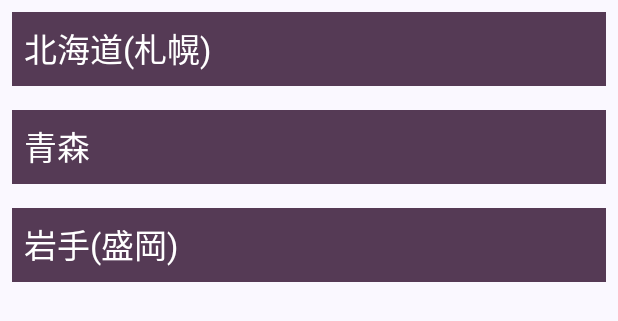
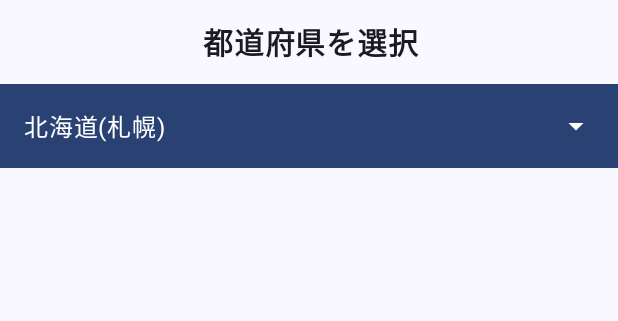
Before and after one commit to itc-s22002/Android2, an Android app built with Jetpack Compose: the @Preview function SelectGenerationScenePreview, on a phone screen of 412 x 824 dp. Shown: the top 321 px of the screen. Run offline under Robolectric (Android 15) with nearby library versions, the light colour scheme and no system bars; pictures from the network do not load.

Commit message:
とりあえず完成

```diff
--- a/WeatherMap/app/build.gradle.kts
+++ b/WeatherMap/app/build.gradle.kts
@@ -28,10 +28,10 @@ android {
                 getDefaultProguardFile("proguard-android-optimize.txt"),
                 "proguard-rules.pro"
             )
-            buildConfigField("String", "API_ID", "\"${findProperty("api.id") ?: ""}\"")
+            buildConfigField("String", "API_KEY", "\"${project.findProperty("API_KEY")}\"")
         }
         debug {
-            buildConfigField("String", "API_ID", "\"${findProperty("api.id") ?: ""}\"")
+            buildConfigField("String", "API_KEY", "\"${project.findProperty("API_KEY")}\"")
         }
     }
     compileOptions {
--- a/WeatherMap/app/src/main/AndroidManifest.xml
+++ b/WeatherMap/app/src/main/AndroidManifest.xml
@@ -1,6 +1,8 @@
 <?xml version="1.0" encoding="utf-8"?>
 <manifest xmlns:android="http://schemas.android.com/apk/res/android"
     xmlns:tools="http://schemas.android.com/tools">
+
+    <uses-permission android:name="android.permission.INTERNET" />
 
     <application
         android:allowBackup="true"
--- a/WeatherMap/app/src/main/java/jp/ac/it_college/std/s22002/weathermap/MainActivity.kt
+++ b/WeatherMap/app/src/main/java/jp/ac/it_college/std/s22002/weathermap/MainActivity.kt
@@ -10,6 +10,7 @@ import androidx.compose.material3.Text
 import androidx.compose.runtime.Composable
 import androidx.compose.ui.Modifier
 import androidx.compose.ui.tooling.preview.Preview
+import jp.ac.it_college.std.s22002.weathermap.city.SelectCityScene
 import jp.ac.it_college.std.s22002.weathermap.ui.theme.WeatherMapTheme
 
 class MainActivity : ComponentActivity() {
@@ -18,7 +19,7 @@ class MainActivity : ComponentActivity() {
         setContent {
             WeatherMapTheme {
                 // A surface container using the 'background' color from the theme
-                WeatherMapNavigation()
+                SelectCityScene()
             }
         }
     }
--- a/WeatherMap/app/src/main/java/jp/ac/it_college/std/s22002/weathermap/api/CityGroup.kt
+++ b/WeatherMap/app/src/main/java/jp/ac/it_college/std/s22002/weathermap/api/CityGroup.kt
@@ -1,9 +1,10 @@
 package jp.ac.it_college.std.s22002.weathermap.api
 
+import io.ktor.client.HttpClient
 import io.ktor.client.call.body
 import jp.ac.it_college.std.s22002.weathermap.api.model.WeatherList
 object CityGroup {
-    suspend fun getCityWeather(gen: Int): WeatherList{
-        return Client.get("id=$gen").body()
+    suspend fun getCityWeather(gen: String): WeatherList{
+        return Client.get(gen).body()
     }
 }
--- a/WeatherMap/app/src/main/java/jp/ac/it_college/std/s22002/weathermap/city/SelectCityScene.kt
+++ b/WeatherMap/app/src/main/java/jp/ac/it_college/std/s22002/weathermap/city/SelectCityScene.kt
@@ -1,72 +1,248 @@
 package jp.ac.it_college.std.s22002.weathermap.city
 
+import androidx.compose.foundation.Image
+import androidx.compose.foundation.background
 import androidx.compose.foundation.clickable
+import androidx.compose.foundation.layout.Arrangement
+import androidx.compose.foundation.layout.Box
 import androidx.compose.foundation.layout.Column
+import androidx.compose.foundation.layout.Row
+import androidx.compose.foundation.layout.fillMaxHeight
 import androidx.compose.foundation.layout.fillMaxSize
 import androidx.compose.foundation.layout.fillMaxWidth
+import androidx.compose.foundation.layout.height
 import androidx.compose.foundation.layout.padding
+import androidx.compose.foundation.layout.size
+import androidx.compose.foundation.layout.wrapContentSize
 import androidx.compose.foundation.lazy.LazyColumn
+import androidx.compose.material.icons.Icons
+import androidx.compose.material.icons.filled.ArrowDropDown
+import androidx.compose.material3.DropdownMenu
+import androidx.compose.material3.DropdownMenuItem
+import androidx.compose.material3.Icon
 import androidx.compose.material3.MaterialTheme
 import androidx.compose.material3.Surface
 import androidx.compose.material3.Text
 import androidx.compose.runtime.Composable
+import androidx.compose.runtime.getValue
+import androidx.compose.runtime.mutableStateOf
+import androidx.compose.runtime.remember
+import androidx.compose.runtime.rememberCoroutineScope
+import androidx.compose.runtime.setValue
+import androidx.compose.ui.Alignment
 import androidx.compose.ui.Modifier
+import androidx.compose.ui.graphics.Color
+import androidx.compose.ui.layout.ContentScale
+import androidx.compose.ui.text.font.FontWeight
+import androidx.compose.ui.text.style.TextAlign
 import androidx.compose.ui.tooling.preview.Preview
 import androidx.compose.ui.unit.dp
+import androidx.compose.ui.unit.sp
+import coil.compose.rememberAsyncImagePainter
+import jp.ac.it_college.std.s22002.weathermap.api.CityGroup.getCityWeather
+import jp.ac.it_college.std.s22002.weathermap.api.model.WeatherList
 import jp.ac.it_college.std.s22002.weathermap.ui.theme.WeatherMapTheme
+import kotlinx.coroutines.launch
+import kotlin.math.roundToInt
+import kotlin.math.roundToLong
 
+data class IdList(val key: Int, val name: String)
 @Composable
-fun SelectCityScene(modifier: Modifier = Modifier, onCitySelected: (Int) -> Unit = {}){
+fun SelectCityScene(
+    modifier: Modifier = Modifier,
+
+){
+    val options = mapOf(
+        "2130037" to "北海道(札幌)",
+        "2130658" to "青森",
+        "2111834" to "岩手(盛岡)",
+        "2111149" to "宮城(仙台)",
+        "2113719" to  "秋田",
+        "2110556" to "山形",
+        "2112923" to "福島",
+        "2111901" to "茨城(水戸)",
+        "1849053" to "栃木(宇都宮)",
+        "1857843" to "群馬(前橋)",
+        "1853226" to "埼玉(さいたま)",
+        "2113014" to "千葉",
+        "1850144" to "東京",
+        "1848354" to "神奈川(横浜)",
+        "1855431" to "新潟",
+        "1849876" to "富山",
+        "1860243" to "石川(金沢)",
+        "1863985" to "福井",
+        "1859100" to "山梨(甲府)",
+        "1856215" to "長野",
+        "1863641" to "岐阜",
+        "1851717" to "静岡",
+        "1865694" to "愛知(名古屋)",
+        "1849796" to "三重(津)",
+        "1853574" to "滋賀(大津)",
+        "1857910" to "京都",
+        "1853909" to "大阪",
+        "1859171" to "兵庫",
+        "1855612" to "奈良",
+        "1926004" to "和歌山",
+        "1849892" to "鳥取",
+        "1857550" to "島根(松江)",
+        "1854383" to "岡山",
+        "1862415" to "広島",
+        "1848689" to "山口",
+        "1850158" to "徳島",
+        "1851100" to "香川(高松)",
+        "1926099" to "愛媛(松山)",
+        "1859146" to "高知",
+        "1863967" to "福岡",
+        "1853303" to "佐賀",
+        "1856177" to "長崎",
+        "1858421" to "熊本",
+        "1854487" to "大分",
+        "1856717" to "宮崎",
+        "1860827z" to "鹿児島",
+        "1856035" to "沖縄"
+        )
+    var expanded by remember { mutableStateOf(false) }
+    var apiTempResult by remember { mutableStateOf(0?.toDouble()) }
+    var apiFeelsResult by remember { mutableStateOf(0?.toDouble()) }
+    var apiGroundResult by remember { mutableStateOf("") }
+    var apiHumidityResult by remember { mutableStateOf("") }
+    var apiMainResult by remember { mutableStateOf("") }
+    var apiIconResult by remember { mutableStateOf("") }
+    var apiSpeedResult by remember { mutableStateOf("") }
+    var apiDegResult by remember { mutableStateOf("") }
+    var apiGustResult by remember { mutableStateOf("") }
+    var apiPercentResult by remember { mutableStateOf("") }
+    var apiTimesResult by remember { mutableStateOf("") }
+    var apiSnowResult by remember { mutableStateOf("") }
+    var apiIResult by remember { mutableStateOf("0") }
+
+    var isVisible by remember { mutableStateOf(false) }
+
+    var apiIntTempResult by remember { mutableStateOf(0?.toInt())}
+    var apiIntFeelsResult by remember { mutableStateOf(0?.toInt())}
+
+    var apiListResult by remember { mutableStateOf<WeatherList?>(null)}
+
+    var selectCity by remember { mutableStateOf(options["2130037"])}
+    var selectId by remember { mutableStateOf("") }
+    val scope = rememberCoroutineScope()
+
     Surface (modifier){
-        LazyColumn(modifier = Modifier.fillMaxWidth()){
-            item(1) {
-                City(
-                    cityId = 2130037,
-                    cityName = "北海道(札幌)",
-                    onCitySelected = onCitySelected
+        Column (modifier = Modifier.fillMaxWidth()){
+            Box(
+                modifier = Modifier
+                    .wrapContentSize(Alignment.TopStart)
+                    .height(56.dp)
+                    .fillMaxWidth(),
+                contentAlignment =  Alignment.Center
+
+            ){
+                Text(
+                    text = "都道府県を選択",
+                    textAlign = TextAlign.End,
+                    modifier = Modifier.padding(vertical = 10.dp),
+                    fontWeight = FontWeight.Bold,
+                    fontSize = 20.sp
+
                 )
             }
-            item(2){
-                City(
-                    cityId = 2130658,
-                    cityName = "青森",
-                    onCitySelected = onCitySelected
-                )
-            }
-            item(3){
-                City(
-                    cityId = 2111834,
-                    cityName = "岩手(盛岡)",
-                    onCitySelected = onCitySelected
-                )
+                Box(
+                    modifier = Modifier
+                        .wrapContentSize(Alignment.TopStart)
+                        .height(56.dp)
+                        .background(MaterialTheme.colorScheme.primary)
+                        .clickable {
+                            expanded = true
+                        }
+                        .fillMaxWidth()
+                ){
+                    Row(
+                        modifier = Modifier
+                            .padding(16.dp)
+                            .fillMaxWidth(),
+                        horizontalArrangement = Arrangement.SpaceBetween
+                    ) {
+                        Text(text = selectCity.toString(), color = Color.White)
+                        Icon(imageVector = Icons.Default.ArrowDropDown, contentDescription = null, tint = Color.White)
+                    }
+                    DropdownMenu(
+                        expanded = expanded,
+                        onDismissRequest = { expanded = false},
+                        modifier = Modifier.padding(16.dp)
+                    ) {
+                        options.forEach {(key, value) ->
+                            DropdownMenuItem(text = { Text(text = options[key].toString())},
+                                onClick = {
+                                    selectId = key
+                                    scope.launch {
+                                        apiListResult = getCityWeather(selectId)
+                                    }
+                                    selectCity = options[key]
+                                    isVisible = true
+                                    expanded = false
+
+                            })
+                        }
+                    }
+                }
+            if(isVisible) {
+                Box(
+                    modifier = Modifier
+                        .wrapContentSize(Alignment.TopStart)
+                        .fillMaxHeight()
+                        .fillMaxWidth()
+                ) {
+                    LazyColumn {
+                        items(40) { index ->
+                            apiTempResult = apiListResult?.list?.get(index)?.main?.temp
+                            apiFeelsResult = apiListResult?.list?.get(index)?.main?.feels
+                            apiGroundResult =
+                                apiListResult?.list?.get(index)?.main?.ground.toString()
+                            apiHumidityResult =
+                                apiListResult?.list?.get(index)?.main?.humidity.toString()
+                            apiMainResult =
+                                apiListResult?.list?.get(index)?.weather?.get(0)?.main.toString()
+                            apiIconResult =
+                                apiListResult?.list?.get(index)?.weather?.get(0)?.icon.toString()
+                            apiSpeedResult = apiListResult?.list?.get(index)?.wind?.speed.toString()
+                            apiDegResult = apiListResult?.list?.get(index)?.wind?.deg.toString()
+                            apiGustResult = apiListResult?.list?.get(index)?.wind?.gust.toString()
+                            apiPercentResult = apiListResult?.list?.get(index)?.percent.toString()
+                            apiTimesResult = apiListResult?.list?.get(index)?.times.toString()
+                            apiSnowResult = apiListResult?.list?.get(index)?.snow?.snowfall.toString()
+                            if(apiSnowResult == "null") {
+                                apiSnowResult = "0"
+                            }
+                            apiIntTempResult = apiTempResult?.minus(273.15)?.roundToInt()
+                            apiIntFeelsResult = apiFeelsResult?.minus(273.15)?.roundToInt()
+
+                            Text(text = "予測時間:$apiTimesResult")
+                            Text(text = "気温:${apiIntTempResult}℃")
+                            Text(text = "体感気温:${apiIntFeelsResult}℃")
+                            Text(text = "気圧(陸上):${apiGroundResult}hPa")
+                            Text(text = "湿度:${apiHumidityResult}%")
+                            Text(text = "天気:$apiMainResult")
+                            Image(
+                                painter = rememberAsyncImagePainter("https://openweathermap.org/img/w/${apiIconResult}.png"),
+                                contentDescription ="Weather Icon",
+                                modifier = Modifier
+                                    .size(50.dp)
+                                    .background(Color.White),
+                                contentScale = ContentScale.Crop
+                            )
+                            Text(text = "風速:${apiSpeedResult}m/s")
+                            Text(text = "風向:${apiDegResult}")
+                            Text(text = "瞬間風速:${apiGustResult}m/s")
+                            Text(text = "降水確率:${apiPercentResult}%")
+                            Text(text = "積雪量:${apiSnowResult}mm")
+                            Text(text = "-----------------------")
+                        }
+                    }
+                }
             }
         }
     }
 }
-
-@Composable
-fun City(cityId: Int, cityName: String, onCitySelected: (Int) -> Unit = {}) {
-    Surface(
-        color = MaterialTheme.colorScheme.tertiary,
-        modifier = Modifier
-            .fillMaxWidth()
-            .padding(8.dp)
-            .clickable { onCitySelected(cityId) }
-    ) {
-        Column(
-            modifier = Modifier
-                .padding(8.dp)
-
-        ) {
-            // 第?世代
-            Text(
-                text = cityName,
-                style = MaterialTheme.typography.titleLarge
-            )
-        }
-    }
-}
-
 @Preview(showBackground = true, widthDp = 320)
 @Composable
 fun SelectGenerationScenePreview() {
```
Also changed, not shown: WeatherMap/app/src/main/java/jp/ac/it_college/std/s22002/weathermap/WeatherMapNavigation.kt (deleted, +0 -60 lines), WeatherMap/app/src/main/java/jp/ac/it_college/std/s22002/weathermap/api/Client.kt (+5 -4 lines), WeatherMap/app/src/main/java/jp/ac/it_college/std/s22002/weathermap/api/model/Weather.kt (+9 -10 lines), WeatherMap/app/src/main/java/jp/ac/it_college/std/s22002/weathermap/title/TitleScene.kt (deleted, +0 -45 lines), WeatherMap/app/src/main/java/jp/ac/it_college/std/s22002/weathermap/weather/WeatherScene.kt (deleted, +0 -56 lines).
